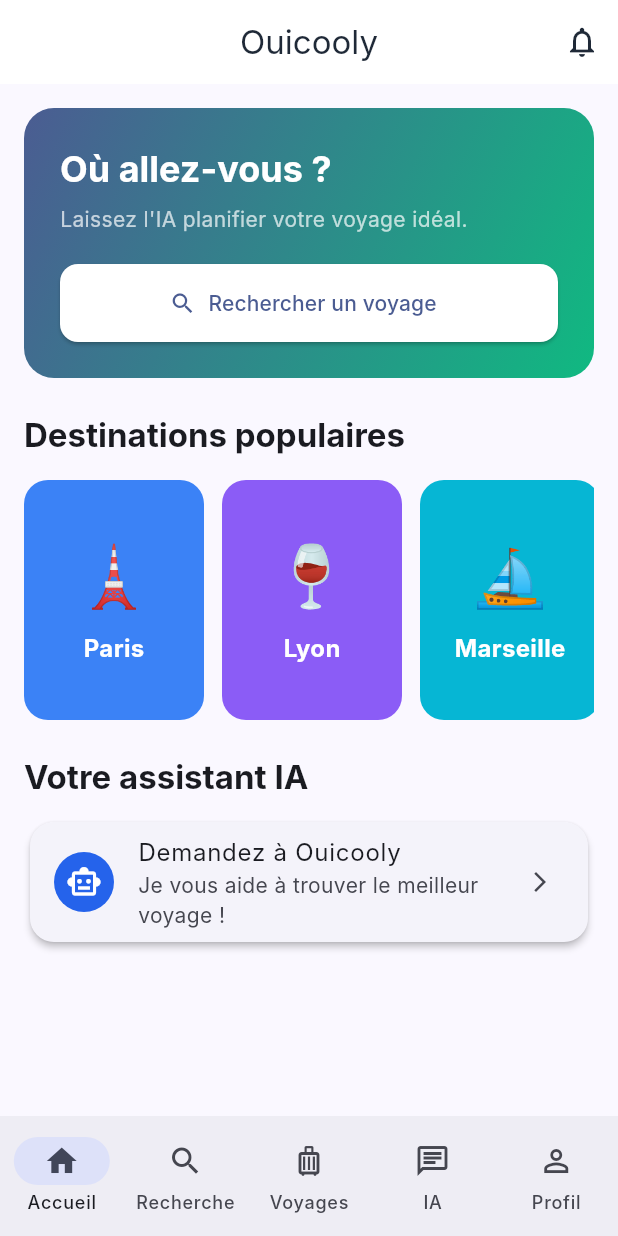
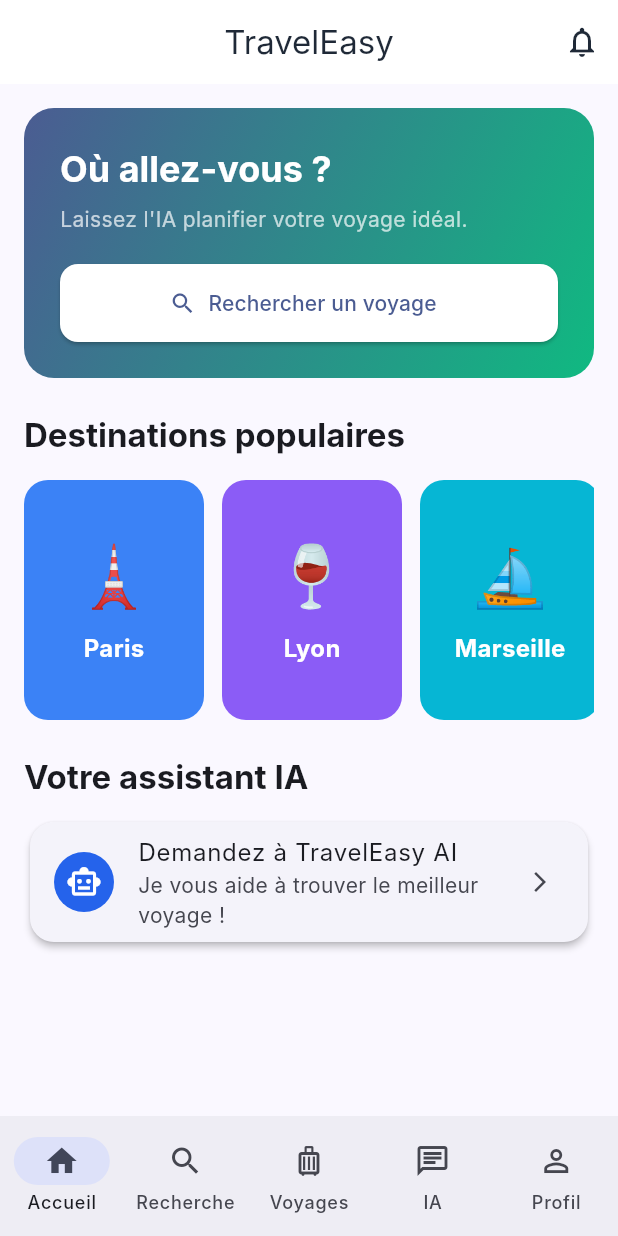
Before and after one commit to samibouyat-wq/TravelEasy, a Flutter app: the screen it shows after launch, on a phone screen of 412 x 824 dp. Run offline on Flutter 3.47's test engine with Material 3 defaults, Android fonts, the phone set to English and light mode, and no system bars; our stand-ins replace dio, firebase_core, flutter_riverpod, flutter_secure_storage, go_router; accounts and stored records are empty; Roboto replaces fonts that are missing (Inter).

Commit message:
chore: replace all Ouicooly/ouicooly references with TravelEasy/traveleasy

```diff
--- a/frontend/lib/features/ai_chat/presentation/screens/ai_chat_screen.dart
+++ b/frontend/lib/features/ai_chat/presentation/screens/ai_chat_screen.dart
@@ -54,7 +54,7 @@
             Column(
               crossAxisAlignment: CrossAxisAlignment.start,
               children: [
-                const Text('Ouicooly AI', style: TextStyle(fontSize: 14, fontWeight: FontWeight.bold)),
+                const Text('TravelEasy AI', style: TextStyle(fontSize: 14, fontWeight: FontWeight.bold)),
                 Text('En ligne', style: theme.textTheme.bodySmall?.copyWith(color: Colors.green)),
               ],
             ),
--- a/frontend/lib/features/home/presentation/screens/home_screen.dart
+++ b/frontend/lib/features/home/presentation/screens/home_screen.dart
@@ -9,7 +9,7 @@
     final theme = Theme.of(context);
     return Scaffold(
       appBar: AppBar(
-        title: const Text('Ouicooly'),
+        title: const Text('TravelEasy'),
         actions: [
           IconButton(icon: const Icon(Icons.notifications_outlined), onPressed: () {}),
         ],
@@ -19,7 +19,6 @@
         child: Column(
           crossAxisAlignment: CrossAxisAlignment.start,
           children: [
-            // Hero banner
             Container(
               width: double.infinity,
               padding: const EdgeInsets.all(24),
@@ -75,7 +74,7 @@
                   backgroundColor: Color(0xFF2563EB),
                   child: Icon(Icons.smart_toy_outlined, color: Colors.white),
                 ),
-                title: const Text('Demandez à Ouicooly'),
+                title: const Text('Demandez à TravelEasy AI'),
                 subtitle: const Text('Je vous aide à trouver le meilleur voyage !'),
                 trailing: const Icon(Icons.arrow_forward_ios, size: 16),
                 onTap: () => context.push('/chat'),
```
Also changed, not shown: 2 other files.
